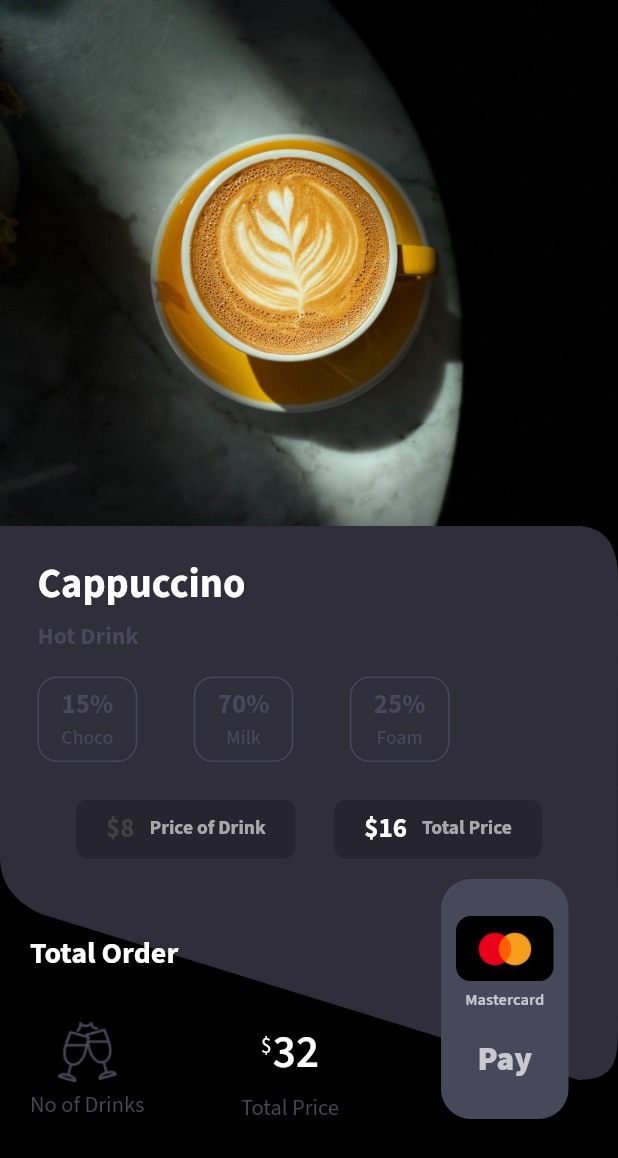
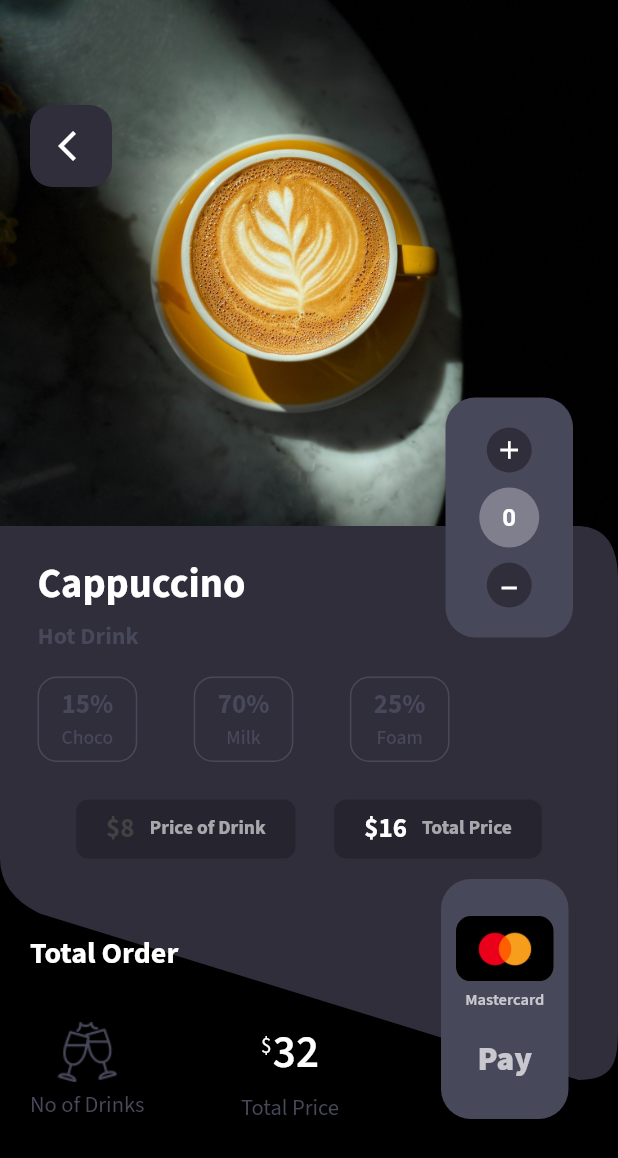
Before and after one commit to akhilaand/restaurant_app_ui_week1, a Flutter app: the screen it shows after launch, on a phone screen of 412 x 824 dp. Shown: the top 1158 px of the screen. Run offline on Flutter 3.47's test engine with Material 2 defaults, Android fonts, the phone set to English and light mode, and no system bars; our stand-ins replace google_fonts, salomon_bottom_bar.

Commit message:
initial phase completed

```diff
--- a/lib/presentation/screens/productDetail/product_detail_screen.dart
+++ b/lib/presentation/screens/productDetail/product_detail_screen.dart
@@ -4,9 +4,23 @@ import 'package:restaurant_app_week1/presentation/screens/productDetail/widgets/
 import 'package:restaurant_app_week1/presentation/screens/productDetail/widgets/build_product_detail_container_widget.dart';
 import 'package:restaurant_app_week1/utils/color.dart';
 import 'package:restaurant_app_week1/utils/constants.dart';
-class ProductDetailScreen extends StatelessWidget {
+class ProductDetailScreen extends StatefulWidget {
   const ProductDetailScreen({Key? key}) : super(key: key);
 
+  @override
+  State<ProductDetailScreen> createState() => _ProductDetailScreenState();
+}
+
+class _ProductDetailScreenState extends State<ProductDetailScreen> {
+  int counter =0;
+  int incrementCounter(){
+    int updatedCounter=counter+1;
+    return updatedCounter;
+  }
+  int decrementCounter(){
+    int updatedCounter=counter-1;
+    return updatedCounter;
+  }
   @override
   Widget build(BuildContext context) {
     Size size=MediaQuery.of(context).size;
@@ -20,12 +34,90 @@ class ProductDetailScreen extends StatelessWidget {
                 height: 400,
                 width: size.width,
                 child: Image.asset("assets/images/cofee.jpg",fit: BoxFit.cover,)),
+            buildBackButton(),
+
             BuildProductDetailsContainerWidget(size: size),
-            BuildOrderSummaryWidget(),
-            BuildPaymentContainerWidget()
+            Positioned(
+              top: 265,
+              right: 30,
+              child: Container(
+                decoration: BoxDecoration(
+                    color: grey,
+
+                    borderRadius: BorderRadius.circular(20)
+                ),
+                height: 160,
+                width: 85,
+                child: Padding(
+                  padding:  const EdgeInsets.symmetric(vertical: appPadding,horizontal: appPadding/2),
+                  child: Column(
+
+                    mainAxisAlignment: MainAxisAlignment.spaceBetween,
+                    children: [
+                     buildItemCountIconContainer(icon:Icons.add,isAdd: true),
+                     CircleAvatar(
+                       backgroundColor: Colors.white.withOpacity(0.3),
+                       child:  Text(counter.toString(),style: const TextStyle(color: white,fontWeight: FontWeight.w700),),
+                     ),
+                     buildItemCountIconContainer(icon:Icons.minimize ,isAdd: false),
+
+                    ],
+                  ),
+                ),
+              ),
+            ),
+            const BuildOrderSummaryWidget(),
+            const BuildPaymentContainerWidget()
           ],
         ),
       ),
     );
   }
+
+  CircleAvatar buildItemCountIconContainer({required IconData icon,required bool isAdd}) {
+    return CircleAvatar(
+                     backgroundColor: primaryColor,
+                     radius: 15,
+                     child: Center(
+                       child: IconButton(
+                         padding: EdgeInsets.only(bottom: isAdd?0:20,top: 0),
+                         onPressed: (){
+                           if(isAdd){
+                             setState(() {
+                               counter=incrementCounter();
+                             });
+                           }else{
+                             if(counter!=0){
+                               setState(() {
+                                 counter=decrementCounter();
+                               });
+                             }
+                           }
+                         },
+                         icon:Icon(icon,color: white,size: 20,),
+                       ),
+                     ),
+                   );
+  }
+
+  Positioned buildBackButton() {
+    return Positioned(
+            top: 70,
+            left: 20,
+            child: Container(
+              decoration: BoxDecoration(
+                color: primaryColor,
+                borderRadius: BorderRadius.circular(15)
+              ),
+              child:  Padding(
+                padding: const EdgeInsets.all(appPadding/6),
+                child: Center(child: IconButton(
+                  padding: const EdgeInsets.only(left: 7),
+                  onPressed: (){},
+                  icon: const Icon(Icons.arrow_back_ios,color: white),
+                  )),
+              ),
+            ),
+          );
+  }
 }
```
